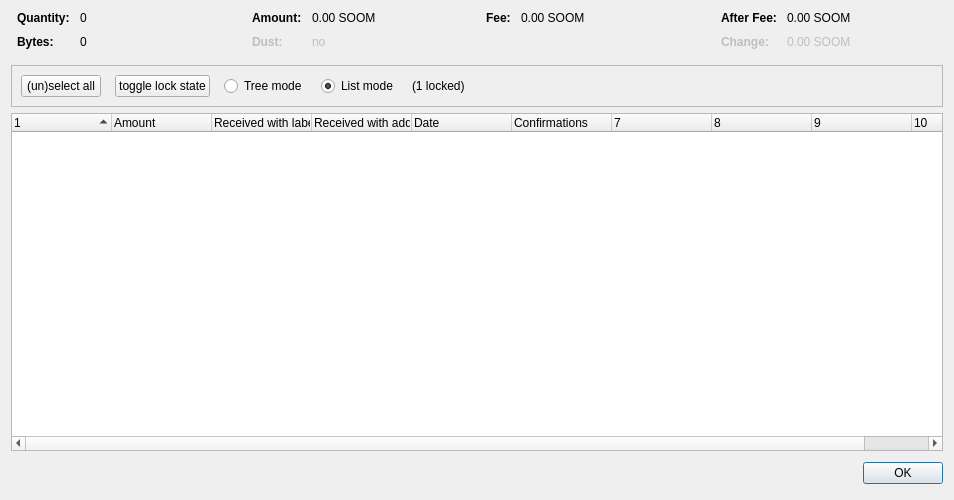
The window that src/qt/forms/coincontroldialog.ui (soom-4th-blockchain/soom-core) describes before a commit, drawn with Qt 5.
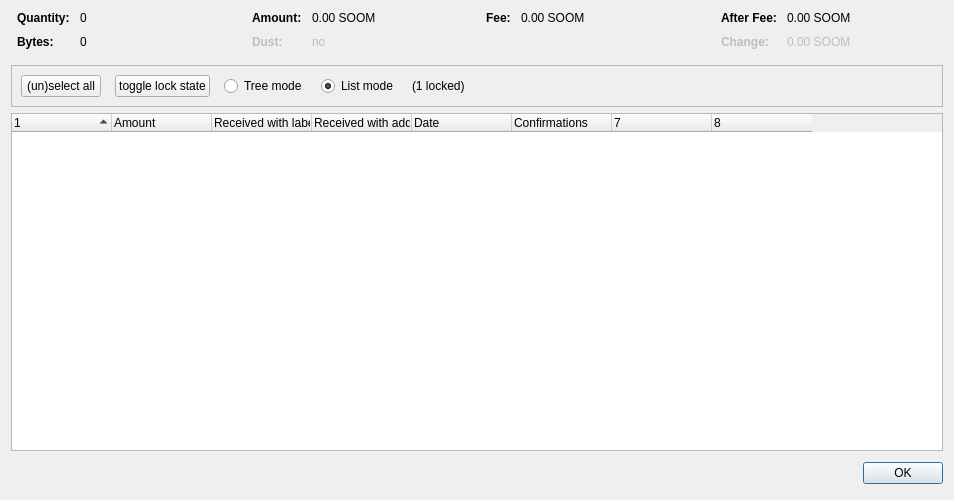
The same window after the commit. Custom widgets are drawn as their Qt base class.

Patch:
```diff
--- a/src/qt/forms/coincontroldialog.ui
+++ b/src/qt/forms/coincontroldialog.ui
@@ -418,7 +418,7 @@
       <bool>false</bool>
      </property>
      <property name="columnCount">
-      <number>10</number>
+      <number>8</number>
      </property>
      <attribute name="headerShowSortIndicator" stdset="0">
       <bool>true</bool>
@@ -469,16 +469,6 @@
        <string/>
       </property>
      </column>
-     <column>
-      <property name="text">
-       <string/>
-      </property>
-     </column>
-     <column>
-      <property name="text">
-       <string/>
-      </property>
-     </column>
     </widget>
    </item>
    <item>
```
